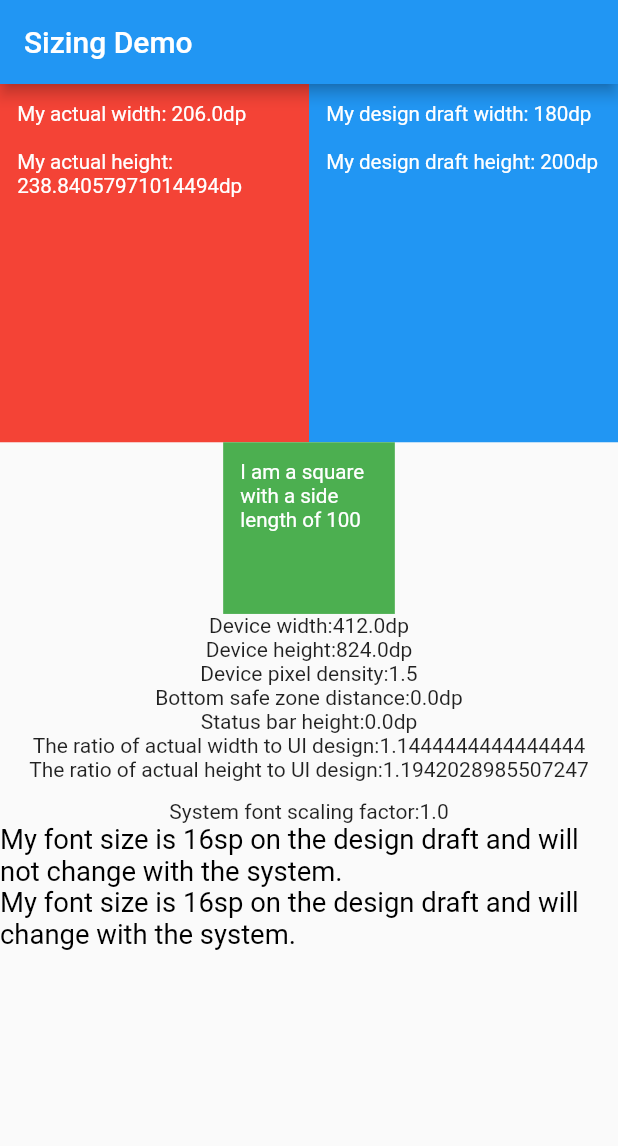
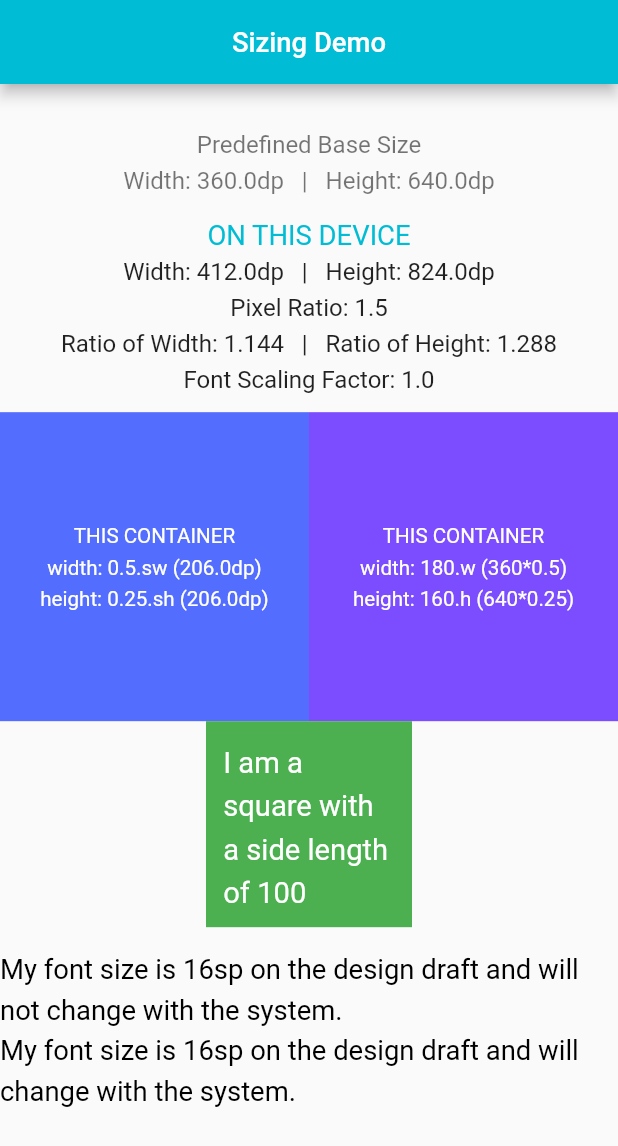
Before and after one commit to liontude/sizing, a Flutter app: the screen it shows after launch, on a phone screen of 412 x 824 dp. Shown: the top 1146 px of the screen. Run offline on Flutter 3.47's test engine with Material 2 defaults, Android fonts, the phone set to English and light mode, and no system bars.

Commit message:
some adjustments

```diff
--- /dev/null
+++ b/example/lib/console_log.dart
@@ -0,0 +1,16 @@
+import 'package:sizing/sizing.dart';
+
+void consoleLog() {
+  print('*****');
+  print('Device width: ${1.sw}dp');
+  print('Device height: ${1.sh}dp');
+  print('Screen orientation:${Sizing().orientation}');
+  print('System textScaleFactor: ${Sizing().textScaleFactor}');
+  print('--');
+  print('Device pixel ratio: ${Sizing().pixelRatio}');
+  print('The ratio of actual width: ${Sizing().scaleWidth}');
+  print('The ratio of actual height: ${Sizing().scaleHeight}');
+  print('--');
+  print('Status bar height: ${Sizing().statusBarHeight}dp');
+  print('Bottom safe distance: ${Sizing().bottomBarHeight}dp');
+}
--- a/example/lib/main.dart
+++ b/example/lib/main.dart
@@ -1,5 +1,7 @@
+import 'package:flutter/cupertino.dart';
 import 'package:flutter/material.dart';
 import 'package:sizing/sizing.dart';
+import 'console_log.dart';
 
 void main() {
   runApp(MyApp());
@@ -10,14 +12,38 @@ class MyApp extends StatelessWidget {
   @override
   Widget build(BuildContext context) {
     return SizingInit(
-      designSize: Size(360, 690),
-      allowFontScaling: false,
+      //baseSize: Sizing().orientation == Orientation.landscape ? Size(640, 360) : Size(360, 640),
+      baseSize: Size(360, 640),
+      systemFontScale: true,
       builder: () => MaterialApp(
         debugShowCheckedModeBanner: false,
         title: 'Sizing',
         theme: ThemeData(
-          primarySwatch: Colors.blue,
+            primaryColor: Colors.cyan,
+            primaryTextTheme: TextTheme(
+              headline6: TextStyle(
+                color: Colors.white,
+                fontSize: 16.sp,
               ),
+            ),
+            appBarTheme: AppBarTheme(
+              centerTitle: true,
+            ),
+            textTheme: TextTheme(
+              headline1: TextStyle(
+                fontSize: 16.sp,
+                fontWeight: FontWeight.normal,
+                color: Colors.cyan,
+              ),
+              headline2: TextStyle(
+                fontSize: 14.sp,
+                height: 1.5,
+              ),
+              bodyText2: TextStyle(
+                fontSize: 14.sp,
+                height: 1.5,
+              ),
+            )),
         home: MyHomePage(title: 'Sizing Demo'),
       ),
     );
@@ -34,88 +60,126 @@ class MyHomePage extends StatefulWidget {
 }
 
 class _MyHomePageState extends State<MyHomePage> {
-  int _counter = 0;
-  void _incrementCounter() {
-    setState(() {
-      _counter++;
-    });
-  }
-
   @override
   Widget build(BuildContext context) {
+    consoleLog();
     return Scaffold(
       appBar: AppBar(
         title: Text(widget.title),
       ),
       body: SingleChildScrollView(
-        child: Center(
         child: Column(
           mainAxisAlignment: MainAxisAlignment.center,
           children: <Widget>[
+            Padding(
+              padding: EdgeInsets.all(10.w),
+              child: Column(
+                children: [
+                  Padding(
+                    padding: EdgeInsets.symmetric(vertical: 12.h),
+                    child: Text(
+                      'Predefined Base Size\nWidth: ${num.parse(Sizing().screenSize.width.toStringAsFixed(3))}dp   |   Height: ${num.parse(Sizing().screenSize.height.toStringAsFixed(3))}dp',
+                      style: Theme.of(context).textTheme.headline2,
+                      textAlign: TextAlign.center,
+                    ),
+                  ),
+                  Text(
+                    'On this device'.toUpperCase(),
+                    style: Theme.of(context).textTheme.headline1,
+                    textAlign: TextAlign.center,
+                  ),
+                  Text(
+                    'Width: ${num.parse(Sizing().screenWidth.toStringAsFixed(2))}dp   |   Height: ${num.parse(Sizing().screenHeight.toStringAsFixed(2))}dp',
+                    textAlign: TextAlign.center,
+                  ),
+                  Text(
+                    'Pixel Ratio: ${Sizing().pixelRatio}\nRatio of Width: ${num.parse(Sizing().scaleWidth.toStringAsFixed(3))}   |   Ratio of Height: ${num.parse(Sizing().scaleHeight.toStringAsFixed(3))}',
+                    textAlign: TextAlign.center,
+                  ),
+                  Text(
+                    'Font Scaling Factor: ${Sizing().textScaleFactor}',
+                    textAlign: TextAlign.center,
+                  ),
+                ],
+              ),
+            ),
             Row(
+              mainAxisAlignment: MainAxisAlignment.center,
               children: <Widget>[
-                  // Using Extensions
                 Container(
                   padding: EdgeInsets.all(10.w),
                   width: 0.5.sw,
-                    height: 200.h,
-                    color: Colors.red,
-                    child: Text(
-                      'My actual width: ${0.5.sw}dp \n\n'
-                      'My actual height: ${200.h}dp',
+                  height: 0.25.sh,
+                  color: Colors.indigoAccent,
+                  child: Column(
+                    mainAxisAlignment: MainAxisAlignment.center,
+                    children: [
+                      Text(
+                        'THIS CONTAINER',
+                        textAlign: TextAlign.center,
                         style: TextStyle(
                           color: Colors.white,
                           fontSize: 12.sp,
                         ),
                       ),
-                  ),
-                  // Without using Extensions
-                  Container(
-                    padding: EdgeInsets.all(Sizing().setWidth(10)),
-                    width: Sizing().setWidth(180),
-                    height: Sizing().setHeight(200),
-                    color: Colors.blue,
-                    child: Text(
-                      'My design draft width: 180dp\n\n'
-                      'My design draft height: 200dp',
+                      Text(
+                        'width: 0.5.sw (${num.parse(0.5.sw.toStringAsFixed(2))}dp)\n'
+                        'height: 0.25.sh (${num.parse(0.25.sh.toStringAsFixed(2))}dp)',
+                        textAlign: TextAlign.center,
                         style: TextStyle(
                           color: Colors.white,
-                        fontSize: Sizing().setSp(12),
+                          fontSize: 12.sp,
                         ),
+                      ),
+                    ],
+                  ),
+                ),
+                Container(
+                  padding: EdgeInsets.all(10.w),
+                  width: 180.w,
+                  height: 160.h,
+                  color: Colors.deepPurpleAccent,
+                  child: Column(
+                    mainAxisAlignment: MainAxisAlignment.center,
+                    children: [
+                      Text(
+                        'THIS CONTAINER',
+                        textAlign: TextAlign.center,
+                        style: TextStyle(
+                          color: Colors.white,
+                          fontSize: 12.sp,
+                        ),
+                      ),
+                      Text(
+                        'width: 180.w (360*0.5)\n'
+                        'height: 160.h (640*0.25)',
+                        textAlign: TextAlign.center,
+                        style: TextStyle(
+                          color: Colors.white,
+                          fontSize: 12.sp,
+                        ),
+                      ),
+                    ],
                   ),
                 ),
               ],
             ),
             Container(
               padding: EdgeInsets.all(Sizing().setWidth(10)),
-                width: 100.r,
-                height: 100.r,
+              width: 120.r,
+              height: 120.r,
               color: Colors.green,
               child: Text(
                 'I am a square with a side length of 100',
                 style: TextStyle(
                   color: Colors.white,
-                    fontSize: Sizing().setSp(12),
+                  fontSize: Sizing().setSp(17),
                 ),
               ),
-              ),
-              Text('Device width:${Sizing().screenWidth}dp'),
-              Text('Device height:${Sizing().screenHeight}dp'),
-              Text('Device pixel density:${Sizing().pixelRatio}'),
-              Text('Bottom safe zone distance:${Sizing().bottomBarHeight}dp'),
-              Text('Status bar height:${Sizing().statusBarHeight}dp'),
-              Text(
-                'The ratio of actual width to UI design:${Sizing().scaleWidth}',
-                textAlign: TextAlign.center,
-              ),
-              Text(
-                'The ratio of actual height to UI design:${Sizing().scaleHeight}',
-                textAlign: TextAlign.center,
             ),
             SizedBox(
               height: 10.h,
             ),
-              Text('System font scaling factor:${Sizing().textScaleFactor}'),
             Column(
               crossAxisAlignment: CrossAxisAlignment.start,
               children: <Widget>[
@@ -138,21 +202,6 @@ class _MyHomePageState extends State<MyHomePage> {
           ],
         ),
       ),
-      ),
     );
   }
-
-  void printScreenInformation() {
-    print('Device width dp:${1.sw}dp');
-    print('Device height dp:${1.sh}dp');
-    print('Device pixel density:${Sizing().pixelRatio}');
-    print('Bottom safe zone distance dp:${Sizing().bottomBarHeight}dp');
-    print('Status bar height dp:${Sizing().statusBarHeight}dp');
-    print('The ratio of actual width to UI design:${Sizing().scaleWidth}');
-    print('The ratio of actual height to UI design:${Sizing().scaleHeight}');
-    print('System font scaling:${Sizing().textScaleFactor}');
-    print('0.5 times the screen width:${0.5.sw}dp');
-    print('0.5 times the screen height:${0.5.sh}dp');
-    print('Screen orientation:${Sizing().orientation}');
 }
-}
--- a/lib/features.dart
+++ b/lib/features.dart
@@ -1,27 +1,12 @@
 import 'package:sizing/sizing_class.dart';
 
 extension SizeExtension on num {
-  ///[Sizing.setWidth]
   double get w => Sizing().setWidth(this);
-
-  ///[Sizing.setHeight]
   double get h => Sizing().setHeight(this);
-
-  ///[Sizing.radius]
+  double get sw => Sizing().screenWidth * this;
+  double get sh => Sizing().screenHeight * this;
+  double get sp => Sizing().setSp(this);
+  double get ssp => Sizing().setSp(this, systemFontScaleSelf: true);
+  double get nsp => Sizing().setSp(this, systemFontScaleSelf: false);
   double get r => Sizing().radius(this);
-
-  ///[Sizing.setSp]
-  double get sp => Sizing().setSp(this);
-
-  ///[Sizing.setSp]
-  double get ssp => Sizing().setSp(this, allowFontScalingSelf: true);
-
-  ///[Sizing.setSp]
-  double get nsp => Sizing().setSp(this, allowFontScalingSelf: false);
-
-  ///Multiple of screen width
-  double get sw => Sizing().screenWidth * this;
-
-  ///Multiple of screen height
-  double get sh => Sizing().screenHeight * this;
 }
--- a/lib/sizing_class.dart
+++ b/lib/sizing_class.dart
@@ -4,14 +4,13 @@ import 'dart:ui' as ui;
 import 'package:flutter/material.dart';
 
 class Sizing {
-  static const Size defaultSize = Size(360, 690);
+  static const Size defaultScreenSize = Size(360, 640);
   static late Sizing _instance;
 
-  /// Size of the phone in UI Design , dp
-  late Size uiSize;
+  late Size screenSize;
 
-  /// allowFontScaling Specifies whether fonts should scale to respect Text Size accessibility settings. The default is false.
-  late bool allowFontScaling;
+  /// systemFontScale. To control whether the font size will scale or not, depending on the accessibility settings of the system. False by default.
+  late bool systemFontScale;
 
   late Orientation _orientation;
 
@@ -31,12 +30,12 @@ class Sizing {
   static void init(
     BoxConstraints constraints, {
     Orientation orientation = Orientation.portrait,
-    Size designSize = defaultSize,
-    bool allowFontScaling = false,
+    Size baseSize = defaultScreenSize,
+    bool systemFontScale = false,
   }) {
     _instance = Sizing._()
-      ..uiSize = designSize
-      ..allowFontScaling = allowFontScaling
+      ..screenSize = baseSize
+      ..systemFontScale = systemFontScale
       .._orientation = orientation;
 
     if (orientation == Orientation.portrait) {
@@ -54,32 +53,23 @@ class Sizing {
     _instance._textScaleFactor = window.textScaleFactor;
   }
 
-  ///Get screen orientation
   Orientation get orientation => _orientation;
 
-  /// The number of font pixels for each logical pixel.
   double get textScaleFactor => _textScaleFactor;
 
-  /// The size of the media in logical pixels (e.g, the size of the screen).
   double get pixelRatio => _pixelRatio;
 
-  /// The horizontal extent of this size.
   double get screenWidth => _screenWidth;
 
-  ///The vertical extent of this size. dp
   double get screenHeight => _screenHeight;
 
-  /// The offset from the top, in dp
   double get statusBarHeight => _statusBarHeight / _pixelRatio;
 
-  /// The offset from the bottom, in dp
   double get bottomBarHeight => _bottomBarHeight / _pixelRatio;
 
-  /// The ratio of actual width to UI design
-  double get scaleWidth => _screenWidth / uiSize.width;
+  double get scaleWidth => _screenWidth / screenSize.width;
 
-  ///  /// The ratio of actual height to UI design
-  double get scaleHeight => _screenHeight / uiSize.height;
+  double get scaleHeight => _screenHeight / screenSize.height;
 
   double get scaleText => min(scaleWidth, scaleHeight);
 
@@ -100,8 +90,8 @@ class Sizing {
   ///- [fontSize]
   ///Font size adaptation method
   ///- [fontSize] The size of the font on the UI design, in dp.
-  ///- [allowFontScaling]
-  double setSp(num fontSize, {bool? allowFontScalingSelf}) => allowFontScalingSelf == null
-      ? (allowFontScaling ? (fontSize * scaleText) * _textScaleFactor : (fontSize * scaleText))
-      : (allowFontScalingSelf ? (fontSize * scaleText) * _textScaleFactor : (fontSize * scaleText));
+  ///- [systemFontScale]
+  double setSp(num fontSize, {bool? systemFontScaleSelf}) => systemFontScaleSelf == null
+      ? (systemFontScale ? (fontSize * scaleText) * _textScaleFactor : (fontSize * scaleText))
+      : (systemFontScaleSelf ? (fontSize * scaleText) * _textScaleFactor : (fontSize * scaleText));
 }
--- a/lib/sizing_init.dart
+++ b/lib/sizing_init.dart
@@ -2,21 +2,18 @@ import 'package:flutter/material.dart';
 import 'package:sizing/sizing_class.dart';
 
 class SizingInit extends StatelessWidget {
-  /// A helper widget that initializes [Sizing]
   SizingInit({
     required this.builder,
-    this.designSize = Sizing.defaultSize,
-    this.allowFontScaling = false,
+    this.baseSize = Sizing.defaultScreenSize,
+    this.systemFontScale = false,
     Key? key,
   }) : super(key: key);
 
   final Widget Function() builder;
 
-  /// The [Size] of the device in the design draft, in dp
-  final Size designSize;
+  final Size baseSize;
 
-  /// Sets whether the font size is scaled according to the system's "font size" assist option
-  final bool allowFontScaling;
+  final bool systemFontScale;
 
   @override
   Widget build(BuildContext context) {
@@ -27,8 +24,8 @@ class SizingInit extends StatelessWidget {
             Sizing.init(
               constraints,
               orientation: orientation,
-              designSize: designSize,
-              allowFontScaling: allowFontScaling,
+              baseSize: baseSize,
+              systemFontScale: systemFontScale,
             );
             return builder();
           }
```
Lines whose indentation alone changed are shown as unchanged.
